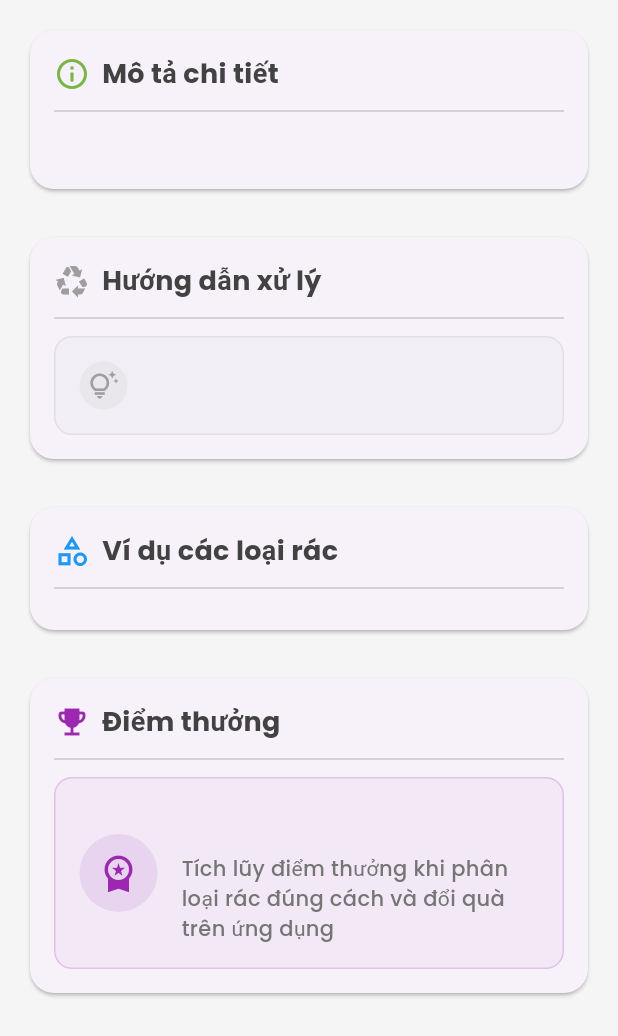
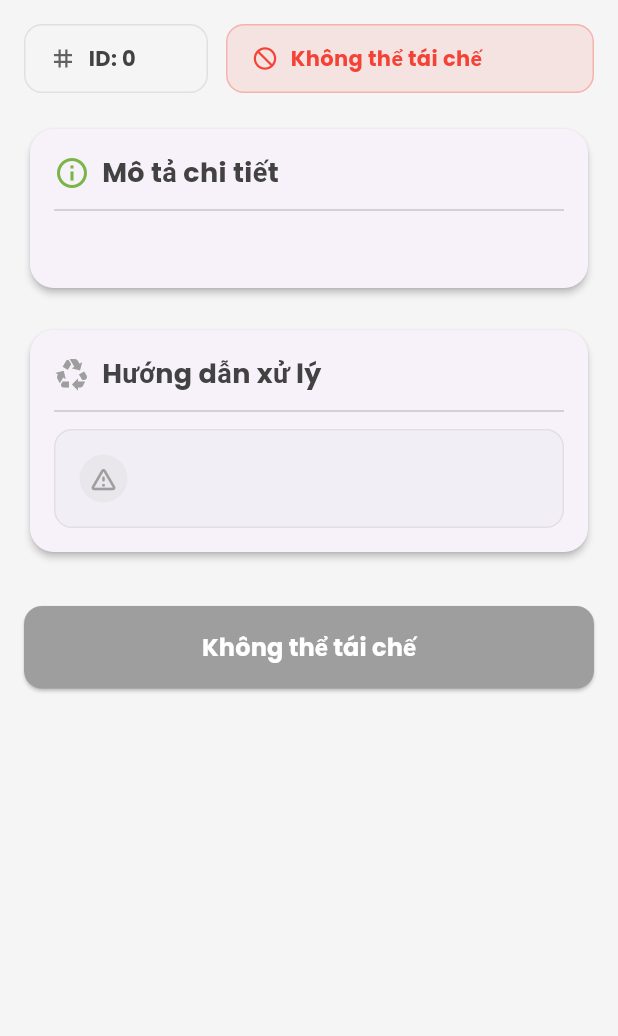
Before and after one commit to lvuxyz/WasteanMagement, a Flutter app: the WasteTypeInfoTab widget shown alone on an empty page, opened directly with empty values, on a phone screen of 412 x 824 dp. Shown: the top 1036 px of the screen. Run offline on Flutter 3.47's test engine with Material 3 defaults, Android fonts, the light colour scheme and no system bars; our stand-ins replace email_validator, equatable, flutter_bloc, flutter_dotenv, flutter_secure_storage, internet_connection_checker and 3 more; missing offline and left inert: mapbox_maps_flutter; accounts and stored records are empty; network calls fail.

Commit message:
update wasteTypeinfotTab an improved

```diff
--- a/lib/widgets/waste_type/waste_type_info_tab.dart
+++ b/lib/widgets/waste_type/waste_type_info_tab.dart
@@ -14,7 +14,7 @@ class WasteTypeInfoTab extends StatelessWidget {
   @override
   Widget build(BuildContext context) {
     final isHazardous = wasteType.category == 'Nguy hại';
-    final isRecyclable = wasteType.category == 'Tái chế';
+    final isRecyclable = wasteType.recyclable;
     final statusColor = isHazardous
         ? Colors.red
         : isRecyclable ? AppColors.primaryGreen : Colors.grey;
@@ -25,29 +25,29 @@ class WasteTypeInfoTab extends StatelessWidget {
       child: Column(
         crossAxisAlignment: CrossAxisAlignment.start,
         children: [
+          // ID and Badge section
+          _buildIdAndStatusSection(isRecyclable),
+
+          const SizedBox(height: 20),
+
           // Mô tả chi tiết
           _buildDescriptionSection(),
 
-          const SizedBox(height: 24),
+          const SizedBox(height: 20),
 
           // Hướng dẫn xử lý
           _buildRecyclingMethodSection(statusColor),
 
-          const SizedBox(height: 24),
-
-          // Ví dụ các loại rác thuộc nhóm
-          _buildExamplesSection(),
-
           // Thông tin thu mua nếu có
           if (wasteType.unitPrice > 0) ...[
-            const SizedBox(height: 24),
+            const SizedBox(height: 20),
             _buildPriceSection(),
           ],
 
-          const SizedBox(height: 24),
+          const SizedBox(height: 32),
 
-          // Điểm thưởng
-          _buildRewardPointsSection(),
+          // Call to action
+          _buildActionButton(context, isRecyclable),
 
           const SizedBox(height: 32),
         ],
@@ -55,9 +55,78 @@ class WasteTypeInfoTab extends StatelessWidget {
     );
   }
 
+  Widget _buildIdAndStatusSection(bool isRecyclable) {
+    return Row(
+      mainAxisAlignment: MainAxisAlignment.spaceBetween,
+      children: [
+        // ID Card
+        Expanded(
+          flex: 1,
+          child: Container(
+            padding: EdgeInsets.symmetric(vertical: 12, horizontal: 16),
+            decoration: BoxDecoration(
+              color: Colors.grey[100],
+              borderRadius: BorderRadius.circular(12),
+              border: Border.all(color: Colors.grey[300]!),
+            ),
+            child: Row(
+              mainAxisSize: MainAxisSize.min,
+              children: [
+                Icon(Icons.tag, size: 18, color: Colors.grey[700]),
+                SizedBox(width: 8),
+                Text(
+                  'ID: ${wasteType.id}',
+                  style: TextStyle(
+                    fontWeight: FontWeight.bold,
+                    color: Colors.grey[800],
+                  ),
+                ),
+              ],
+            ),
+          ),
+        ),
+
+        SizedBox(width: 12),
+
+        // Recyclable status
+        Expanded(
+          flex: 2,
+          child: Container(
+            padding: EdgeInsets.symmetric(vertical: 12, horizontal: 16),
+            decoration: BoxDecoration(
+              color: isRecyclable ? AppColors.primaryGreen.withOpacity(0.1) : Colors.red.withOpacity(0.1),
+              borderRadius: BorderRadius.circular(12),
+              border: Border.all(
+                color: isRecyclable ? AppColors.primaryGreen.withOpacity(0.3) : Colors.red.withOpacity(0.3),
+              ),
+            ),
+            child: Row(
+              mainAxisSize: MainAxisSize.min,
+              children: [
+                Icon(
+                  isRecyclable ? Icons.recycling : Icons.do_not_disturb,
+                  size: 18,
+                  color: isRecyclable ? AppColors.primaryGreen : Colors.red,
+                ),
+                SizedBox(width: 8),
+                Text(
+                  isRecyclable ? 'Có thể tái chế' : 'Không thể tái chế',
+                  style: TextStyle(
+                    fontWeight: FontWeight.bold,
+                    color: isRecyclable ? AppColors.primaryGreen : Colors.red,
+                  ),
+                ),
+              ],
+            ),
+          ),
+        ),
+      ],
+    );
+  }
+
   Widget _buildDescriptionSection() {
     return Card(
-      elevation: 1,
+      elevation: 2,
       shape: RoundedRectangleBorder(
         borderRadius: BorderRadius.circular(16),
       ),
@@ -97,7 +166,7 @@ class WasteTypeInfoTab extends StatelessWidget {
 
   Widget _buildRecyclingMethodSection(Color statusColor) {
     return Card(
-      elevation: 1,
+      elevation: 2,
       shape: RoundedRectangleBorder(
         borderRadius: BorderRadius.circular(16),
       ),
@@ -139,9 +208,9 @@ class WasteTypeInfoTab extends StatelessWidget {
                       CircleAvatar(
                         backgroundColor: statusColor.withOpacity(0.1),
                         child: Icon(
-                          wasteType.category == 'Nguy hại'
-                              ? Icons.warning_amber_rounded
-                              : Icons.tips_and_updates_outlined,
+                          wasteType.recyclable
+                              ? Icons.tips_and_updates_outlined
+                              : Icons.warning_amber_rounded,
                           color: statusColor,
                           size: 20,
                         ),
@@ -169,9 +238,9 @@ class WasteTypeInfoTab extends StatelessWidget {
     );
   }
 
-  Widget _buildExamplesSection() {
+  Widget _buildPriceSection() {
     return Card(
-      elevation: 1,
+      elevation: 2,
       shape: RoundedRectangleBorder(
         borderRadius: BorderRadius.circular(16),
       ),
@@ -182,94 +251,7 @@ class WasteTypeInfoTab extends StatelessWidget {
           children: [
             Row(
               children: [
-                Icon(Icons.category_outlined, color: Colors.blue),
-                SizedBox(width: 8),
-                Text(
-                  'Ví dụ các loại rác',
-                  style: TextStyle(
-                    fontSize: 18,
-                    fontWeight: FontWeight.bold,
-                    color: Colors.grey[800],
-                  ),
-                ),
-              ],
-            ),
-            Divider(height: 24),
-            ListView.separated(
-              physics: NeverScrollableScrollPhysics(),
-              shrinkWrap: true,
-              itemCount: wasteType.examples.length,
-              separatorBuilder: (context, index) => SizedBox(height: 12),
-              itemBuilder: (context, index) {
-                return _buildExampleItem(wasteType.examples[index], index);
-              },
-            ),
-          ],
-        ),
-      ),
-    );
-  }
-
-  Widget _buildExampleItem(String example, int index) {
-    final colors = [
-      Colors.blue,
-      Colors.green,
-      Colors.orange,
-      Colors.purple,
-      Colors.teal,
-    ];
-    final color = colors[index % colors.length];
-
-    return Row(
-      children: [
-        Container(
-          width: 32,
-          height: 32,
-          alignment: Alignment.center,
-          decoration: BoxDecoration(
-            color: color.withOpacity(0.1),
-            borderRadius: BorderRadius.circular(8),
-            border: Border.all(
-              color: color.withOpacity(0.3),
-              width: 1,
-            ),
-          ),
-          child: Text(
-            '${index + 1}',
-            style: TextStyle(
-              fontWeight: FontWeight.bold,
-              color: color,
-            ),
-          ),
-        ),
-        SizedBox(width: 12),
-        Expanded(
-          child: Text(
-            example,
-            style: TextStyle(
-              fontSize: 15,
-              color: Colors.grey[800],
-            ),
-          ),
-        ),
-      ],
-    );
-  }
-
-  Widget _buildPriceSection() {
-    return Card(
-      elevation: 1,
-      shape: RoundedRectangleBorder(
-        borderRadius: BorderRadius.circular(16),
-      ),
-      child: Padding(
-        padding: const EdgeInsets.all(16),
-        child: Column(
-          crossAxisAlignment: CrossAxisAlignment.start,
-          children: [
-            Row(
-              children: [
-                Icon(Icons.monetization_on_outlined, color: Colors.orange),
+                Icon(Icons.attach_money, color: Colors.orange),
                 SizedBox(width: 8),
                 Text(
                   'Thông tin thu mua',
@@ -283,6 +265,7 @@ class WasteTypeInfoTab extends StatelessWidget {
             ),
             Divider(height: 24),
             Container(
+              width: double.infinity,
               padding: const EdgeInsets.all(16),
               decoration: BoxDecoration(
                 color: Colors.orange.withOpacity(0.05),
@@ -292,63 +275,32 @@ class WasteTypeInfoTab extends StatelessWidget {
                   width: 1,
                 ),
               ),
-              child: Row(
-                children: [
-                  Container(
-                    padding: const EdgeInsets.all(12),
-                    decoration: BoxDecoration(
-                      color: Colors.orange.withOpacity(0.1),
-                      shape: BoxShape.circle,
-                    ),
-                    child: Icon(
-                      Icons.attach_money,
-                      color: Colors.orange,
-                      size: 28,
-                    ),
-                  ),
-                  SizedBox(width: 16),
-                  Expanded(
               child: Column(
-                      crossAxisAlignment: CrossAxisAlignment.start,
+                crossAxisAlignment: CrossAxisAlignment.center,
                 children: [
                   Text(
-                          'Giá thu mua hiện tại',
+                    '${wasteType.unitPrice}đ',
                     style: TextStyle(
-                            fontSize: 14,
-                            color: Colors.grey[600],
+                      fontSize: 32,
+                      fontWeight: FontWeight.bold,
+                      color: Colors.orange,
                     ),
                   ),
                   SizedBox(height: 4),
                   Text(
-                          '${wasteType.unitPrice}đ/${wasteType.unit}',
+                    'trên mỗi ${wasteType.unit}',
                     style: TextStyle(
-                            fontSize: 22,
-                            fontWeight: FontWeight.bold,
-                            color: Colors.orange,
+                      fontSize: 16,
+                      color: Colors.grey[700],
                     ),
                   ),
-                        SizedBox(height: 8),
-                        Row(
-                          children: [
-                            Icon(
-                              Icons.info_outline,
-                              color: Colors.grey[500],
-                              size: 14,
-                            ),
-                            SizedBox(width: 4),
-                            Expanded(
-                              child: Text(
-                                'Giá có thể thay đổi tùy theo thời gian và địa điểm thu mua',
+                  SizedBox(height: 16),
+                  Text(
+                    'Hãy mang tới các điểm thu gom để bán và nhận tiền mặt!',
+                    textAlign: TextAlign.center,
                     style: TextStyle(
-                                  fontSize: 12,
-                                  color: Colors.grey[500],
-                                  fontStyle: FontStyle.italic,
-                                ),
-                              ),
-                            ),
-                          ],
-                        ),
-                      ],
+                      fontSize: 15,
+                      color: Colors.grey[800],
                     ),
                   ),
                 ],
@@ -360,84 +312,32 @@ class WasteTypeInfoTab extends StatelessWidget {
     );
   }
 
-  Widget _buildRewardPointsSection() {
-    return Card(
-      elevation: 1,
+  Widget _buildActionButton(BuildContext context, bool isRecyclable) {
+    return Container(
+      width: double.infinity,
+      child: ElevatedButton(
+        onPressed: () {
+          ScaffoldMessenger.of(context).showSnackBar(
+            SnackBar(
+              content: Text('Đã thêm ${wasteType.name} vào kế hoạch tái chế của bạn'),
+              backgroundColor: AppColors.primaryGreen,
+            ),
+          );
+        },
+        style: ElevatedButton.styleFrom(
+          backgroundColor: isRecyclable ? AppColors.primaryGreen : Colors.grey,
+          foregroundColor: Colors.white,
+          padding: EdgeInsets.symmetric(vertical: 16),
           shape: RoundedRectangleBorder(
-        borderRadius: BorderRadius.circular(16),
-      ),
-      child: Padding(
-        padding: const EdgeInsets.all(16),
-        child: Column(
-          crossAxisAlignment: CrossAxisAlignment.start,
-          children: [
-            Row(
-              children: [
-                Icon(Icons.emoji_events, color: Colors.purple),
-                SizedBox(width: 8),
-                Text(
-                  'Điểm thưởng',
-                  style: TextStyle(
-                    fontSize: 18,
-                    fontWeight: FontWeight.bold,
-                    color: Colors.grey[800],
+            borderRadius: BorderRadius.circular(12),
           ),
         ),
-              ],
+        child: Text(
+          isRecyclable ? 'Thêm vào kế hoạch tái chế' : 'Không thể tái chế',
+          style: TextStyle(
+            fontSize: 16,
+            fontWeight: FontWeight.bold,
           ),
-            Divider(height: 24),
-            Container(
-              padding: const EdgeInsets.all(16),
-              decoration: BoxDecoration(
-                color: Colors.purple.withOpacity(0.05),
-                borderRadius: BorderRadius.circular(12),
-                border: Border.all(
-                  color: Colors.purple.withOpacity(0.2),
-                  width: 1,
-                ),
-              ),
-              child: Row(
-                children: [
-                  Container(
-                    padding: const EdgeInsets.all(12),
-                    decoration: BoxDecoration(
-                      color: Colors.purple.withOpacity(0.1),
-                      shape: BoxShape.circle,
-                    ),
-                    child: Icon(
-                      Icons.workspace_premium,
-                      color: Colors.purple,
-                      size: 28,
-                    ),
-                  ),
-                  SizedBox(width: 16),
-                  Expanded(
-                    child: Column(
-                      crossAxisAlignment: CrossAxisAlignment.start,
-                      children: [
-                        Text(
-                          wasteType.recentPoints,
-                          style: TextStyle(
-                            fontSize: 18,
-                            fontWeight: FontWeight.bold,
-                            color: Colors.purple,
-                          ),
-                        ),
-                        SizedBox(height: 8),
-                        Text(
-                          'Tích lũy điểm thưởng khi phân loại rác đúng cách và đổi quà trên ứng dụng',
-                          style: TextStyle(
-                            fontSize: 14,
-                            color: Colors.grey[600],
-                          ),
-                        ),
-                      ],
-                    ),
-                  ),
-                ],
-              ),
-            ),
-          ],
         ),
       ),
     );
```
Also changed, not shown: lib/models/waste_type_model.dart (+25 -11 lines), lib/repositories/waste_type_repository.dart (+12 -11 lines). Lines whose indentation alone changed are shown as unchanged.
